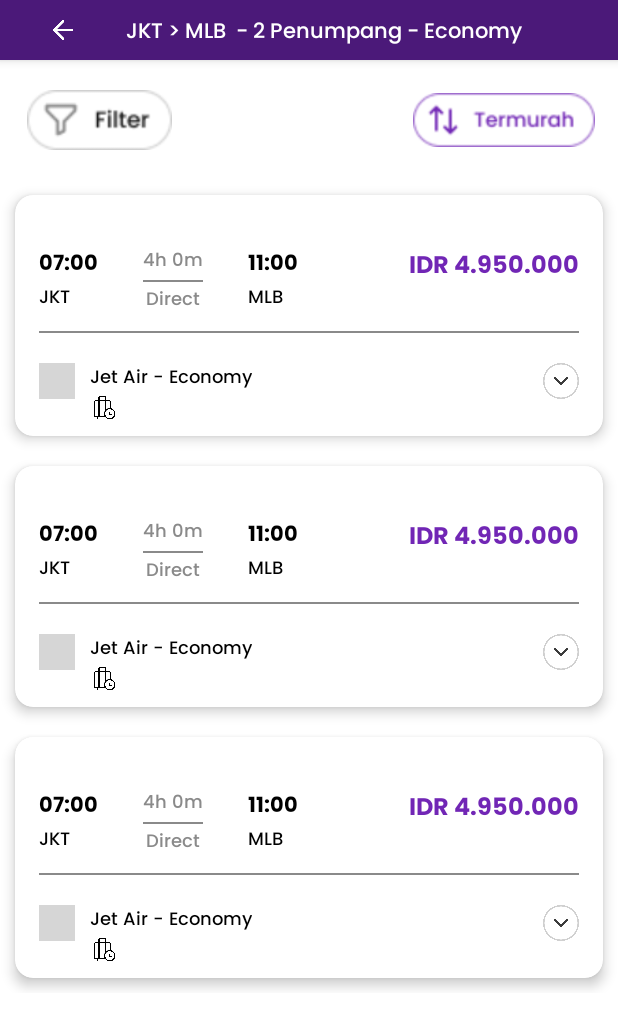
After one commit to BINARFPC2/C2-Mobile, an Android app: the layout fragment_hasil_pencarian.xml on its own in the app's theme, with its tools: preview values and no code run, on a phone screen of 412 x 824 dp. The commit adds this screen. Shown: the top 1029 px of the screen. Run offline under Robolectric (Android 15) with nearby library versions, the phone set to English and light mode, and no system bars; grey boxes are pictures that could not be loaded.

Commit message:
[update] update layout and dependey injection

```diff
--- a/app/src/main/java/com/dwiki/tiketku/MainActivity.kt
+++ b/app/src/main/java/com/dwiki/tiketku/MainActivity.kt
@@ -7,7 +7,10 @@ import androidx.navigation.NavController
 import androidx.navigation.fragment.findNavController
 import androidx.navigation.ui.setupWithNavController
 import com.dwiki.tiketku.databinding.ActivityMainBinding
+import dagger.hilt.android.AndroidEntryPoint
 
+
+@AndroidEntryPoint
 class MainActivity : AppCompatActivity() {
 
     private lateinit var binding:ActivityMainBinding
--- a/app/src/main/java/com/dwiki/tiketku/view/beranda/BerandaFragment.kt
+++ b/app/src/main/java/com/dwiki/tiketku/view/beranda/BerandaFragment.kt
@@ -73,7 +73,7 @@ class BerandaFragment : Fragment() {
             val day = calendar.get(Calendar.DAY_OF_MONTH)
 
             val datePickerDialog = DatePickerDialog(
-                requireContext(),
+                requireContext(),R.style.DateDialogTheme,
                 { _, year, month, dayOfMonth ->
                     val bulan =nameMonth[month]
                     tanggalPergi = "$dayOfMonth $bulan $year"
--- a/app/src/main/java/com/dwiki/tiketku/view/bottomsheet/BottomSheetKelasFragment.kt
+++ b/app/src/main/java/com/dwiki/tiketku/view/bottomsheet/BottomSheetKelasFragment.kt
@@ -75,8 +75,6 @@ class BottomSheetKelasFragment : BottomSheetDialogFragment(), SetKelasAdapter.On
            rvKelas.getChildAt(rvKelas.indexOfChild(v)).findViewById<TextView>(R.id.tv_class).setTextColor(resources.getColor(R.color.white))
             rvKelas.getChildAt(rvKelas.indexOfChild(v)).findViewById<TextView>(R.id.tv_price).setTextColor(resources.getColor(R.color.white))
 
-
-
             //soon update using save args
             binding.btnSimpan.setOnClickListener {
 
--- /dev/null
+++ b/app/src/main/res/layout/fragment_hasil_pencarian.xml
@@ -0,0 +1,71 @@
+<?xml version="1.0" encoding="utf-8"?>
+<LinearLayout xmlns:android="http://schemas.android.com/apk/res/android"
+    xmlns:tools="http://schemas.android.com/tools"
+    android:layout_width="match_parent"
+    android:layout_height="match_parent"
+    android:orientation="vertical"
+    tools:context=".view.hasilpencarianempty.HasilPencarianFragment">
+
+    <com.google.android.material.appbar.AppBarLayout
+        android:layout_width="match_parent"
+        android:id="@+id/layout_toolbar"
+        android:layout_height="40dp">
+
+        <androidx.appcompat.widget.Toolbar
+            android:layout_width="match_parent"
+            android:layout_height="wrap_content"
+            android:id="@+id/toolbar"
+            android:padding="10dp"
+            android:background="@color/darkblue_05"
+            android:minHeight="?attr/actionBarSize">
+
+            <ImageView
+                android:layout_width="24dp"
+                android:layout_height="wrap_content"
+                android:layout_gravity="start"
+                android:src="@drawable/ic_back"
+                android:layout_marginStart="30dp"
+                />
+
+            <TextView
+                style="@style/TextBody14Medium"
+                android:textColor="@color/white"
+                android:layout_marginStart="30dp"
+                android:layout_width="wrap_content"
+                android:layout_height="wrap_content"
+                android:text="JKT > MLB  - 2 Penumpang - Economy" />
+
+
+        </androidx.appcompat.widget.Toolbar>
+    </com.google.android.material.appbar.AppBarLayout>
+
+    <RelativeLayout
+        android:layout_width="wrap_content"
+        android:layout_height="40dp"
+        android:layout_marginTop="20dp">
+
+        <ImageView
+            android:id="@+id/btnFilter"
+            android:layout_marginLeft="15dp"
+            android:layout_width="102dp"
+            android:layout_height="47dp"
+            android:src="@drawable/btnpth" />
+
+        <ImageView
+            android:id="@+id/btnTermurah"
+            android:layout_marginRight="15dp"
+            android:layout_width="121dp"
+            android:layout_height="47dp"
+            android:layout_alignParentRight="true"
+            android:src="@drawable/btnungu" />
+
+    </RelativeLayout>
+
+    <androidx.recyclerview.widget.RecyclerView
+        android:layout_width="match_parent"
+        android:layout_height="wrap_content"
+        android:layout_marginTop="20dp"
+        tools:listitem="@layout/item_hasil_pencarian"
+        />
+
+</LinearLayout>
--- /dev/null
+++ b/app/src/main/res/layout/item_hasil_pencarian.xml
@@ -0,0 +1,181 @@
+<?xml version="1.0" encoding="utf-8"?>
+<com.google.android.material.card.MaterialCardView xmlns:android="http://schemas.android.com/apk/res/android"
+    android:layout_width="wrap_content"
+    android:layout_height="wrap_content"
+    xmlns:app="http://schemas.android.com/apk/res-auto"
+    app:cardCornerRadius="12dp"
+    android:layout_margin="10dp"
+    app:cardElevation="5dp">
+
+    <androidx.constraintlayout.widget.ConstraintLayout
+        android:layout_width="match_parent"
+        android:layout_height="wrap_content"
+        android:paddingHorizontal="16dp"
+        android:paddingVertical="10dp"
+        >
+
+        <LinearLayout
+            android:id="@+id/layout_keberangkatan"
+            android:layout_width="wrap_content"
+            android:layout_height="wrap_content"
+            android:orientation="vertical"
+            android:layout_marginTop="24dp"
+            app:layout_constraintTop_toTopOf="parent"
+            app:layout_constraintStart_toStartOf="parent">
+
+            <TextView
+                android:id="@+id/tv_jam_keberangkatan"
+                style="@style/TextBody14Bold"
+                android:layout_width="wrap_content"
+                android:layout_height="wrap_content"
+                android:text="07:00"
+                android:textColor="@color/black"
+                />
+
+            <TextView
+                android:id="@+id/tv_kota_keberangkatan"
+                style="@style/TextBody12Medium"
+                android:layout_width="wrap_content"
+                android:layout_height="wrap_content"
+                android:text="JKT"
+                android:textColor="@color/black"
+                />
+        </LinearLayout>
+
+        <LinearLayout
+            android:id="@+id/layout_duration"
+            android:layout_width="wrap_content"
+            android:layout_height="wrap_content"
+            android:orientation="vertical"
+            android:layout_marginTop="24dp"
+            android:layout_marginStart="30dp"
+            app:layout_constraintTop_toTopOf="parent"
+            app:layout_constraintLeft_toRightOf="@id/layout_keberangkatan">
+
+            <TextView
+                android:id="@+id/tv_duras"
+                style="@style/TextBody12Medium"
+                android:layout_width="wrap_content"
+                android:layout_height="wrap_content"
+                android:text="4h 0m"
+                android:textColor="@color/neutral_03"
+                />
+
+           <View
+               android:layout_width="match_parent"
+               android:layout_height="1dp"
+               android:background="@color/neutral_03"
+               android:layout_marginVertical="2dp"
+               />
+
+            <TextView
+                android:id="@+id/tv_arah"
+                style="@style/TextBody12Medium"
+                android:layout_width="wrap_content"
+                android:layout_height="wrap_content"
+                android:layout_gravity="center"
+                android:text="Direct"
+                android:textColor="@color/neutral_03"
+                />
+        </LinearLayout>
+
+        <LinearLayout
+            android:id="@+id/layout_sampai"
+            android:layout_width="wrap_content"
+            android:layout_height="wrap_content"
+            android:orientation="vertical"
+            android:layout_marginTop="24dp"
+            android:layout_marginStart="30dp"
+            app:layout_constraintTop_toTopOf="parent"
+           app:layout_constraintLeft_toRightOf="@id/layout_duration">
+
+            <TextView
+                android:id="@+id/tv_jam_sampai"
+                style="@style/TextBody14Bold"
+                android:layout_width="wrap_content"
+                android:layout_height="wrap_content"
+                android:text="11:00"
+                android:textColor="@color/black"
+                />
+
+            <TextView
+                android:id="@+id/tv_kota_sampai"
+                style="@style/TextBody12Medium"
+                android:layout_width="wrap_content"
+                android:layout_height="wrap_content"
+                android:text="MLB"
+                android:textColor="@color/black"
+                />
+        </LinearLayout>
+
+        <TextView
+            android:id="@+id/tv_harga"
+            style="@style/TextTitle16Bold"
+            android:layout_width="wrap_content"
+            android:layout_height="wrap_content"
+            android:text="IDR 4.950.000"
+            android:layout_marginTop="24dp"
+            android:layout_marginLeft="30dp"
+            app:layout_constraintTop_toTopOf="parent"
+            app:layout_constraintEnd_toEndOf="parent"
+            android:textColor="@color/darkblue_04"
+            />
+
+        <View
+            android:id="@+id/grid_lin"
+            android:layout_width="match_parent"
+            android:layout_height="1dp"
+           android:layout_marginTop="10dp"
+            app:layout_constraintTop_toBottomOf="@id/layout_duration"
+            android:background="@color/neutral_03"
+            />
+
+        <ImageView
+            android:id="@+id/iv_maskapain"
+            android:layout_width="24dp"
+            android:layout_height="24dp"
+            android:src="@drawable/logo_maskapai"
+            app:layout_constraintTop_toBottomOf="@id/grid_lin"
+            app:layout_constraintStart_toStartOf="parent"
+            android:layout_marginTop="20dp"
+            />
+
+        <LinearLayout
+            android:id="@+id/layout_layanan"
+            android:layout_width="wrap_content"
+            android:layout_height="wrap_content"
+            android:orientation="vertical"
+            android:layout_marginTop="20dp"
+            android:layout_marginBottom="20dp"
+            android:layout_marginStart="10dp"
+            app:layout_constraintTop_toBottomOf="@id/grid_lin"
+            app:layout_constraintLeft_toRightOf="@id/iv_maskapain">
+
+            <TextView
+                android:id="@+id/tv_pesawat"
+                style="@style/TextBody12Medium"
+                android:layout_width="wrap_content"
+                android:layout_height="wrap_content"
+                android:text="Jet Air - Economy"
+                android:textColor="@color/black"
+                />
+
+            <ImageView
+                android:layout_width="18dp"
+                android:layout_height="18dp"
+                android:src="@drawable/ic_koper"
+                />
+
+        </LinearLayout>
+
+        <ImageView
+            android:layout_width="24dp"
+            android:layout_height="24dp"
+            android:src="@drawable/ic_expand"
+            app:layout_constraintTop_toBottomOf="@id/grid_lin"
+            app:layout_constraintEnd_toEndOf="parent"
+            android:layout_marginTop="20dp"
+            />
+    </androidx.constraintlayout.widget.ConstraintLayout>
+
+</com.google.android.material.card.MaterialCardView>
--- a/app/src/main/res/values/styles.xml
+++ b/app/src/main/res/values/styles.xml
@@ -209,5 +209,9 @@
         <item name="cornerSizeBottomLeft">0dp</item>
     </style>
 
+    <style name="DateDialogTheme" parent="Theme.AppCompat.Light.Dialog">
+        <item name="colorAccent">@color/darkblue_05</item>
+    </style>
+
 
 </resources>
--- a/build.gradle
+++ b/build.gradle
@@ -12,4 +12,5 @@ plugins {
     id 'com.android.application' version '7.4.2' apply false
     id 'com.android.library' version '7.4.2' apply false
     id 'org.jetbrains.kotlin.android' version '1.8.0' apply false
+    id 'com.google.dagger.hilt.android' version '2.44' apply false
 }
```
Also changed, not shown: app/build.gradle (+36 -0 lines), app/src/main/java/com/dwiki/tiketku/BaseApplication.kt (added, +7 -0 lines), app/src/main/java/com/dwiki/tiketku/di/module/ApplicationModule.kt (added, +35 -0 lines), app/src/main/java/com/dwiki/tiketku/model/datastore/PreferenceManager.kt (added, +38 -0 lines), app/src/main/java/com/dwiki/tiketku/model/user/ResponseUserLogin.kt (added, +18 -0 lines), app/src/main/java/com/dwiki/tiketku/network/ApiClient.kt (added, +43 -0 lines), app/src/main/java/com/dwiki/tiketku/network/ApiService.kt (added, +18 -0 lines), app/src/main/java/com/dwiki/tiketku/view/hasilpencarianempty/HasilPencarianFragment.kt (added, +60 -0 lines), app/src/main/res/drawable/ic_arrow.png (added), app/src/main/res/drawable/ic_back.png (added), app/src/main/res/drawable/ic_expand.png (added), app/src/main/res/drawable/ic_koper.png (added).
